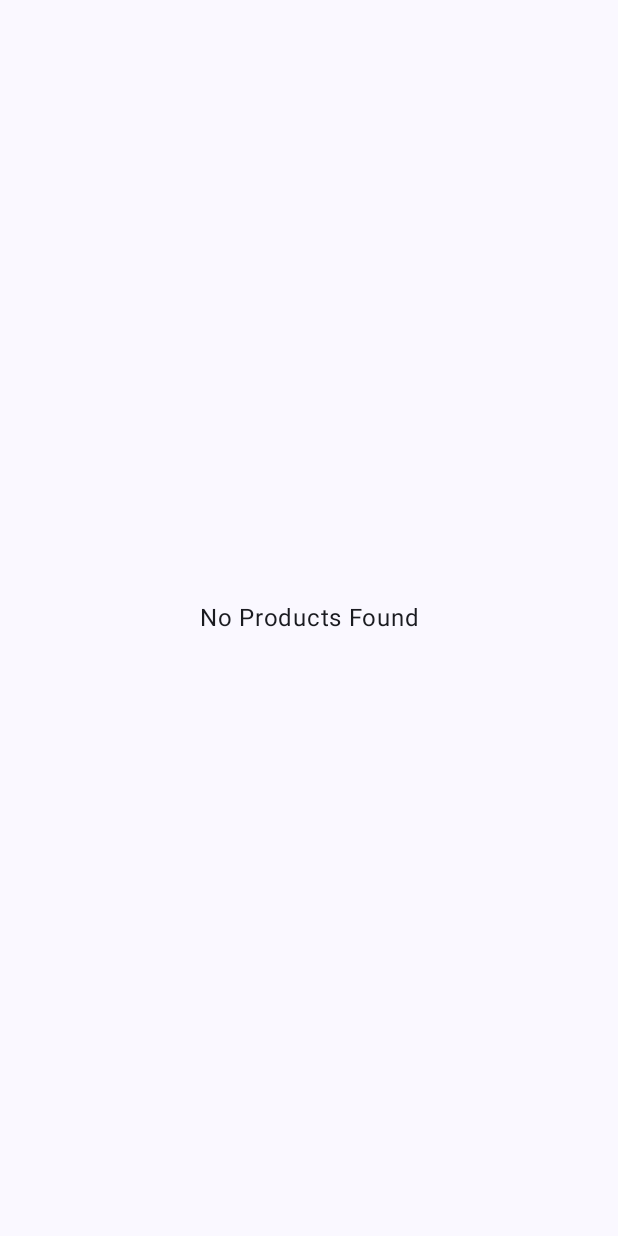
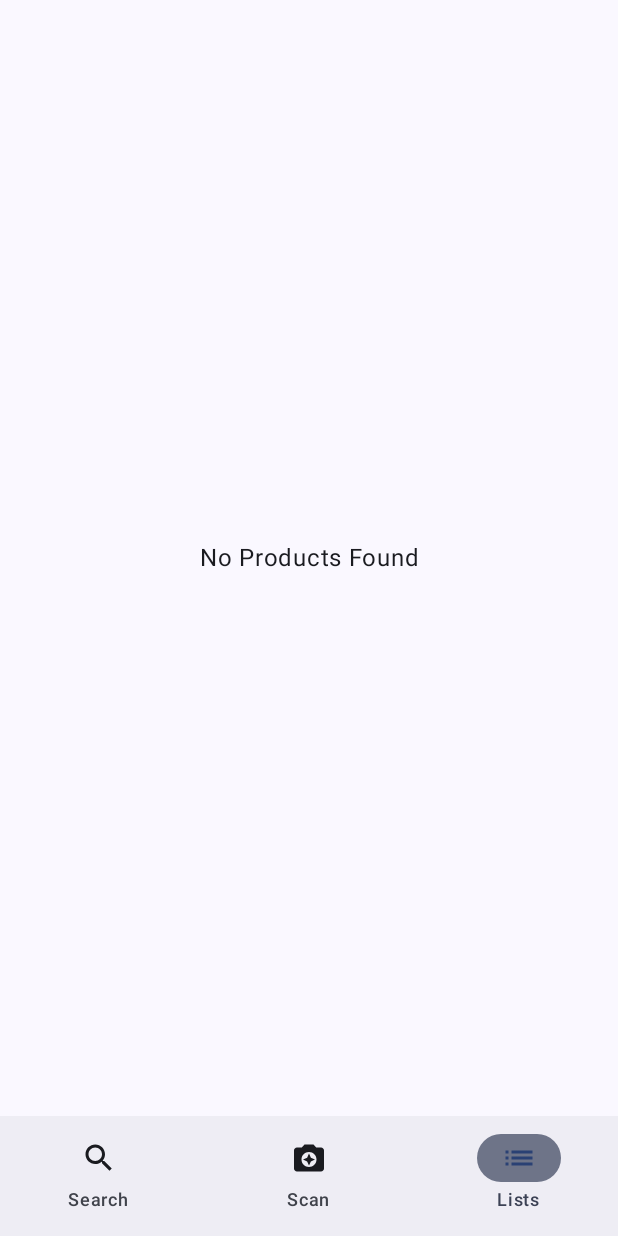
Before and after one commit to RaxitGamdha-R52G/Know-Your-Ingredients, an Android app built with Jetpack Compose: the screen it shows after launch (MainActivity), on a phone screen of 412 x 824 dp. Before the commit the screen is almost empty. Run offline under Robolectric (Android 15) with nearby library versions, the phone set to English and light mode, and no system bars.

Commit message:
feat: implement basic bottom navigation
This commit introduces a bottom navigation bar with three tabs: Search, Scan, and Lists.
It also refactors the navigation to use Jetpack Navigation Compose.

- **MainScreen.kt:**
    - Added a new `MainScreen` composable to host the bottom navigation and `NavHost`.
    - Implemented `Scaffold` with `NavigationBar` and `NavigationBarItem` for tab switching.
    - Configured `NavHost` with routes for Search, Scan, Lists, and Product Detail.
    - Handles navigation between `ProductListScreen` and `ProductDetailScreen`.
- **Navigation:**
    - Created `MainScreenDestination.kt` enum for navigation routes.
    - Created `NavItem.kt` data class to represent navigation items.
    - Removed `AdaptiveProductListDetailPane.kt` as its functionality is now handled by `MainScreen` and Jetpack Navigation.
- **Screens:**
    - Created placeholder `SearchScreen.kt` and `ScanScreen.kt`.
    - Modified `ProductDetailScreen.kt` to accept an `onBack` lambda and `innerPadding`.
    - Modified `ProductListScreen.kt` to accept `innerPadding` and `modifier`.
- **MainActivity.kt:**
    - Updated `setContent` to use the new `MainScreen`.
- **Resources:**
    - Added string resources for navigation labels.
    - Added vector drawables for navigation icons (`ic_lists.xml`, `ic_profile.xml`, `ic_scan.xml`).

```diff
--- a/app/src/main/java/com/kyi/knowyouringredients/MainActivity.kt
+++ b/app/src/main/java/com/kyi/knowyouringredients/MainActivity.kt
@@ -4,12 +4,7 @@ import android.os.Bundle
 import androidx.activity.ComponentActivity
 import androidx.activity.compose.setContent
 import androidx.activity.enableEdgeToEdge
-import androidx.compose.foundation.layout.fillMaxSize
-import androidx.compose.foundation.layout.padding
-import androidx.compose.material3.Scaffold
-import androidx.compose.runtime.Composable
-import androidx.compose.ui.Modifier
-import com.kyi.knowyouringredients.core.navigation.AdaptiveProductListDetailPane
+import com.kyi.knowyouringredients.core.navigation.MainScreen
 import com.kyi.knowyouringredients.ui.theme.KnowYourIngredientsTheme
 import org.koin.androidx.compose.KoinAndroidContext
 
@@ -26,11 +21,3 @@ class MainActivity : ComponentActivity() {
         }
     }
 }
-
-@Composable
-private fun MainScreen() {
-//    val navController = rememberNavController()
-    Scaffold(modifier = Modifier.fillMaxSize()) { innerPadding ->
-        AdaptiveProductListDetailPane(modifier = Modifier.padding(innerPadding))
-    }
-}
--- a/app/src/main/java/com/kyi/knowyouringredients/core/navigation/AdaptiveProductListDetailPane.kt
+++ /dev/null
@@ -1,100 +0,0 @@
-package com.kyi.knowyouringredients.core.navigation
-
-import android.content.Context
-import android.util.Log
-import android.widget.Toast
-import androidx.activity.compose.BackHandler
-import androidx.compose.material3.adaptive.ExperimentalMaterial3AdaptiveApi
-import androidx.compose.material3.adaptive.layout.ListDetailPaneScaffoldRole
-import androidx.compose.material3.adaptive.navigation.NavigableListDetailPaneScaffold
-import androidx.compose.material3.adaptive.navigation.rememberListDetailPaneScaffoldNavigator
-import androidx.compose.runtime.Composable
-import androidx.compose.runtime.getValue
-import androidx.compose.runtime.rememberCoroutineScope
-import androidx.compose.ui.Modifier
-import androidx.compose.ui.platform.LocalContext
-import androidx.lifecycle.compose.collectAsStateWithLifecycle
-import com.kyi.knowyouringredients.core.presentation.util.ObserveAsEvents
-import com.kyi.knowyouringredients.core.presentation.util.toString
-import com.kyi.knowyouringredients.ingredients.presentation.product_detail.ProductDetailScreen
-import com.kyi.knowyouringredients.ingredients.presentation.product_list.ProductListAction
-import com.kyi.knowyouringredients.ingredients.presentation.product_list.ProductListEvent
-import com.kyi.knowyouringredients.ingredients.presentation.product_list.ProductListScreen
-import com.kyi.knowyouringredients.ingredients.presentation.product_list.ProductListViewModel
-import kotlinx.coroutines.launch
-import org.koin.androidx.compose.koinViewModel
-
-@OptIn(ExperimentalMaterial3AdaptiveApi::class)
-@Composable
-fun AdaptiveProductListDetailPane(
-    modifier: Modifier,
-    viewModel: ProductListViewModel = koinViewModel()
-) {
-    // Log view model instance to check for multiple instances
-    Log.d("AdaptiveProductListDetailPane", "ViewModel instance: $viewModel")
-
-    val state by viewModel.state.collectAsStateWithLifecycle()
-    val context: Context = LocalContext.current
-    val navigator = rememberListDetailPaneScaffoldNavigator<Any>()
-    val coroutineScope = rememberCoroutineScope()
-
-    // Log state for debugging
-    Log.d(
-        "AdaptiveProductListDetailPane", "State: products=${state.products.size}, " +
-                "page=${state.page}, totalCount=${state.totalCount}, isLoading=${state.isLoading}"
-    )
-
-    // Handle system back button
-    BackHandler(
-        enabled = navigator.currentDestination?.pane == ListDetailPaneScaffoldRole.Detail,
-        onBack = {
-            viewModel.clearSelectedProduct()
-            coroutineScope.launch {
-                navigator.navigateTo(ListDetailPaneScaffoldRole.List)
-            }
-        }
-    )
-
-    ObserveAsEvents(events = viewModel.events) { event ->
-        when (event) {
-            is ProductListEvent.Error -> {
-                Toast.makeText(
-                    context,
-                    event.error.toString(context),
-                    Toast.LENGTH_LONG
-                ).show()
-            }
-        }
-    }
-
-    NavigableListDetailPaneScaffold(
-        navigator = navigator,
-        listPane = {
-            ProductListScreen(
-                state = state,
-                onAction = { action ->
-                    viewModel.onAction(action)
-                    when (action) {
-                        is ProductListAction.OnProductClicked -> {
-                            coroutineScope.launch {
-                                navigator.navigateTo(ListDetailPaneScaffoldRole.Detail)
-                            }
-                        }
-
-                        is ProductListAction.LoadMore -> {
-                            // Handled by ProductListScreen
-                        }
-
-                        is ProductListAction.Search -> TODO()
-                    }
-                }
-            )
-        },
-        detailPane = {
-            ProductDetailScreen(
-                state = state,
-            )
-        },
-        modifier = modifier,
-    )
-}
--- /dev/null
+++ b/app/src/main/java/com/kyi/knowyouringredients/core/navigation/MainScreen.kt
@@ -0,0 +1,178 @@
+package com.kyi.knowyouringredients.core.navigation
+
+import android.util.Log
+import androidx.compose.foundation.layout.fillMaxSize
+import androidx.compose.foundation.layout.padding
+import androidx.compose.foundation.layout.size
+import androidx.compose.material.icons.Icons
+import androidx.compose.material.icons.automirrored.filled.List
+import androidx.compose.material.icons.filled.CameraEnhance
+import androidx.compose.material.icons.filled.Search
+import androidx.compose.material3.Icon
+import androidx.compose.material3.MaterialTheme
+import androidx.compose.material3.NavigationBar
+import androidx.compose.material3.NavigationBarItem
+import androidx.compose.material3.Scaffold
+import androidx.compose.material3.Text
+import androidx.compose.runtime.Composable
+import androidx.compose.runtime.getValue
+import androidx.compose.runtime.mutableIntStateOf
+import androidx.compose.runtime.remember
+import androidx.compose.runtime.setValue
+import androidx.compose.ui.Modifier
+import androidx.compose.ui.res.stringResource
+import androidx.compose.ui.tooling.preview.Preview
+import androidx.compose.ui.unit.dp
+import androidx.lifecycle.compose.collectAsStateWithLifecycle
+import androidx.navigation.NavHostController
+import androidx.navigation.compose.NavHost
+import androidx.navigation.compose.composable
+import androidx.navigation.compose.currentBackStackEntryAsState
+import androidx.navigation.compose.rememberNavController
+import com.kyi.knowyouringredients.R
+import com.kyi.knowyouringredients.core.navigation.MainScreenDestination.Lists
+import com.kyi.knowyouringredients.core.navigation.MainScreenDestination.Scan
+import com.kyi.knowyouringredients.core.navigation.MainScreenDestination.Search
+import com.kyi.knowyouringredients.core.navigation.models.NavItem
+import com.kyi.knowyouringredients.ingredients.presentation.product_detail.ProductDetailScreen
+import com.kyi.knowyouringredients.ingredients.presentation.product_list.ProductListAction
+import com.kyi.knowyouringredients.ingredients.presentation.product_list.ProductListScreen
+import com.kyi.knowyouringredients.ingredients.presentation.product_list.ProductListViewModel
+import com.kyi.knowyouringredients.ingredients.presentation.scan.ScanScreen
+import com.kyi.knowyouringredients.ingredients.presentation.search.SearchScreen
+import com.kyi.knowyouringredients.ui.theme.KnowYourIngredientsTheme
+import org.koin.androidx.compose.koinViewModel
+
+@Composable
+fun MainScreen(
+    modifier: Modifier = Modifier,
+    navController: NavHostController = rememberNavController(),
+    viewModel: ProductListViewModel = koinViewModel(),
+) {
+    // State for selected navigation item
+    var selectedItem by remember { mutableIntStateOf(2) } // Default to Lists
+
+    // Define navigation items
+    val navItems = listOf(
+        NavItem(
+            destination = Search,
+            label = stringResource(id = R.string.nav_search),
+            icon = Icons.Default.Search
+        ),
+        NavItem(
+            destination = Scan,
+            label = stringResource(id = R.string.nav_scan),
+            icon = Icons.Default.CameraEnhance // Reusing Search icon as placeholder
+        ),
+        NavItem(
+            destination = Lists,
+            label = stringResource(id = R.string.nav_lists),
+            icon = Icons.AutoMirrored.Filled.List
+        )
+    )
+
+    // Track current back stack entry to sync bottom bar
+    val currentBackStackEntry by navController.currentBackStackEntryAsState()
+    val currentRoute = currentBackStackEntry?.destination?.route
+
+    // Update selectedItem based on current route
+    selectedItem = navItems.indexOfFirst { it.destination.route == currentRoute }
+        .takeIf { it >= 0 } ?: selectedItem
+
+    Scaffold(
+        bottomBar = {
+            NavigationBar {
+                navItems.forEachIndexed { index, item ->
+                    NavigationBarItem(
+                        selected = selectedItem == index,
+                        onClick = {
+                            selectedItem = index
+                            Log.d("MainScreen", "Selected nav item: ${item.label}")
+                            navController.navigate(item.destination.route) {
+                                // Pop up to the start destination to avoid stacking
+                                popUpTo(navController.graph.startDestinationId) {
+                                    saveState = true
+                                }
+                                // Avoid multiple instances of the same destination
+                                launchSingleTop = true
+                                // Restore state when reselecting
+                                restoreState = true
+                            }
+                        },
+                        icon = {
+                            Icon(
+                                imageVector = item.icon,
+                                contentDescription = item.label,
+                                tint = if (selectedItem == index) MaterialTheme.colorScheme.primary
+                                else MaterialTheme.colorScheme.onBackground,
+                                modifier = Modifier.size(24.dp)
+                            )
+                        },
+                        label = { Text(item.label) }
+                    )
+                }
+            }
+        },
+        modifier = modifier.fillMaxSize()
+    ) { innerPadding ->
+        NavHost(
+            navController = navController,
+            startDestination = Lists.route,
+            modifier = Modifier.padding(innerPadding)
+        ) {
+            composable(Search.route) {
+                SearchScreen()
+            }
+            composable(Scan.route) {
+                ScanScreen()
+            }
+            composable(Lists.route) {
+                ProductListScreen(
+                    state = viewModel.state.collectAsStateWithLifecycle().value,
+                    onAction = { action ->
+                        viewModel.onAction(action)
+                        when (action) {
+                            is ProductListAction.OnProductClicked -> {
+                                Log.d(
+                                    "MainScreen",
+                                    "Product clicked: ${action.productUI.productName}"
+                                )
+                                navController.navigate("product_detail/${action.productUI.code}")
+                            }
+
+                            is ProductListAction.LoadMore -> {
+                                // Handled by ProductListScreen
+                            }
+
+                            is ProductListAction.Search -> {
+                                // TODO: Implement search later
+                            }
+                        }
+                    }
+                )
+            }
+            composable("product_detail/{code}") { backStackEntry ->
+                val code = backStackEntry.arguments?.getString("code") ?: ""
+                ProductDetailScreen(
+                    state = viewModel.state.collectAsStateWithLifecycle().value,
+                    onBack = {
+                        viewModel.clearSelectedProduct()
+                        navController.popBackStack()
+                    }
+                )
+            }
+        }
+    }
+}
+
+// Navigation destinations
+
+
+// Preview with theme
+@Preview(showBackground = true)
+@Composable
+fun MainScreenPreview() {
+    KnowYourIngredientsTheme {
+        MainScreen()
+    }
+}
--- /dev/null
+++ b/app/src/main/java/com/kyi/knowyouringredients/core/navigation/MainScreenDestination.kt
@@ -0,0 +1,7 @@
+package com.kyi.knowyouringredients.core.navigation
+
+enum class MainScreenDestination(val route: String) {
+    Search("search"),
+    Scan("scan"),
+    Lists("lists")
+}
--- /dev/null
+++ b/app/src/main/java/com/kyi/knowyouringredients/core/navigation/models/NavItem.kt
@@ -0,0 +1,11 @@
+package com.kyi.knowyouringredients.core.navigation.models
+
+import androidx.compose.ui.graphics.vector.ImageVector
+import com.kyi.knowyouringredients.core.navigation.MainScreenDestination
+
+// Data class for navigation items
+data class NavItem(
+    val destination: MainScreenDestination,
+    val label: String,
+    val icon: ImageVector
+)
--- a/app/src/main/java/com/kyi/knowyouringredients/ingredients/presentation/product_list/ProductListScreen.kt
+++ b/app/src/main/java/com/kyi/knowyouringredients/ingredients/presentation/product_list/ProductListScreen.kt
@@ -35,7 +35,9 @@ import kotlin.time.Duration.Companion.milliseconds
 @Composable
 fun ProductListScreen(
     state: ProductListState,
-    onAction: (ProductListAction) -> Unit
+    onAction: (ProductListAction) -> Unit,
+    innerPadding: PaddingValues = PaddingValues(0.dp),
+    modifier: Modifier = Modifier
 ) {
     val listState = rememberLazyListState()
     val currentState by rememberUpdatedState(state)
@@ -73,14 +75,18 @@ fun ProductListScreen(
 
     if (state.isLoading && state.products.isEmpty()) {
         Box(
-            modifier = Modifier.fillMaxSize(),
+            modifier = modifier
+                .fillMaxSize()
+                .padding(innerPadding),
             contentAlignment = Alignment.Center
         ) {
             CircularProgressIndicator()
         }
     } else if (state.products.isEmpty()) {
         Box(
-            modifier = Modifier.fillMaxSize(),
+            modifier = modifier
+                .fillMaxSize()
+                .padding(innerPadding),
             contentAlignment = Alignment.Center
         ) {
             Text(
@@ -91,7 +97,9 @@ fun ProductListScreen(
         }
     } else {
         Column(
-            modifier = Modifier.fillMaxSize()
+            modifier = modifier
+                .fillMaxSize()
+                .padding(innerPadding)
         ) {
             LazyColumn(
                 state = listState,
--- /dev/null
+++ b/app/src/main/res/drawable/ic_lists.xml
@@ -0,0 +1,5 @@
+<vector xmlns:android="http://schemas.android.com/apk/res/android" android:autoMirrored="true" android:height="24dp" android:tint="#000000" android:viewportHeight="960" android:viewportWidth="960" android:width="24dp">
+
+    <path android:fillColor="@android:color/white" android:pathData="M280,680L560,680L560,600L280,600L280,680ZM280,520L680,520L680,440L280,440L280,520ZM280,360L680,360L680,280L280,280L280,360ZM200,840Q167,840 143.5,816.5Q120,793 120,760L120,200Q120,167 143.5,143.5Q167,120 200,120L760,120Q793,120 816.5,143.5Q840,167 840,200L840,760Q840,793 816.5,816.5Q793,840 760,840L200,840ZM200,760L760,760Q760,760 760,760Q760,760 760,760L760,200Q760,200 760,200Q760,200 760,200L200,200Q200,200 200,200Q200,200 200,200L200,760Q200,760 200,760Q200,760 200,760ZM200,200L200,200Q200,200 200,200Q200,200 200,200L200,760Q200,760 200,760Q200,760 200,760L200,760Q200,760 200,760Q200,760 200,760L200,200Q200,200 200,200Q200,200 200,200Z"/>
+
+</vector>
--- /dev/null
+++ b/app/src/main/res/drawable/ic_profile.xml
@@ -0,0 +1,5 @@
+<vector xmlns:android="http://schemas.android.com/apk/res/android" android:height="24dp" android:tint="#000000" android:viewportHeight="24" android:viewportWidth="24" android:width="24dp">
+
+    <path android:fillColor="@android:color/white" android:pathData="M11.99,2c-5.52,0 -10,4.48 -10,10s4.48,10 10,10 10,-4.48 10,-10 -4.48,-10 -10,-10zM15.6,8.34c1.07,0 1.93,0.86 1.93,1.93 0,1.07 -0.86,1.93 -1.93,1.93 -1.07,0 -1.93,-0.86 -1.93,-1.93 -0.01,-1.07 0.86,-1.93 1.93,-1.93zM9.6,6.76c1.3,0 2.36,1.06 2.36,2.36 0,1.3 -1.06,2.36 -2.36,2.36s-2.36,-1.06 -2.36,-2.36c0,-1.31 1.05,-2.36 2.36,-2.36zM9.6,15.89v3.75c-2.4,-0.75 -4.3,-2.6 -5.14,-4.96 1.05,-1.12 3.67,-1.69 5.14,-1.69 0.53,0 1.2,0.08 1.9,0.22 -1.64,0.87 -1.9,2.02 -1.9,2.68zM11.99,20c-0.27,0 -0.53,-0.01 -0.79,-0.04v-4.07c0,-1.42 2.94,-2.13 4.4,-2.13 1.07,0 2.92,0.39 3.84,1.15 -1.17,2.97 -4.06,5.09 -7.45,5.09z"/>
+
+</vector>
--- /dev/null
+++ b/app/src/main/res/drawable/ic_scan.xml
@@ -0,0 +1,5 @@
+<vector xmlns:android="http://schemas.android.com/apk/res/android" android:height="24dp" android:tint="#000000" android:viewportHeight="960" android:viewportWidth="960" android:width="24dp">
+
+    <path android:fillColor="@android:color/white" android:pathData="M40,840L40,640L120,640L120,760L240,760L240,840L40,840ZM720,840L720,760L840,760L840,640L920,640L920,840L720,840ZM160,720L160,240L240,240L240,720L160,720ZM280,720L280,240L320,240L320,720L280,720ZM400,720L400,240L480,240L480,720L400,720ZM520,720L520,240L640,240L640,720L520,720ZM680,720L680,240L720,240L720,720L680,720ZM760,720L760,240L800,240L800,720L760,720ZM40,320L40,120L240,120L240,200L120,200L120,320L40,320ZM840,320L840,200L720,200L720,120L920,120L920,320L840,320Z"/>
+
+</vector>
--- a/app/src/main/res/values/strings.xml
+++ b/app/src/main/res/values/strings.xml
@@ -12,5 +12,10 @@
     <string name="unknown_error">Something went wrong. Please try again later.</string>
     <string name="invalid_url">Invalid URL provided</string>
     <string name="load_more">Load More</string>
-    <string name="no_products_found">No Products Found</string> <!-- Added -->
+    <string name="no_products_found">No Products Found</string>
+    <string name="nav_profile">Profile</string>
+    <string name="nav_scan">Scan</string>
+    <string name="nav_lists">Lists</string>
+    <string name="no_product_selected">No Product Selected</string>
+    <string name="nav_search">Search</string>
 </resources>
```
Also changed, not shown: app/src/main/java/com/kyi/knowyouringredients/ingredients/presentation/product_detail/ProductDetailScreen.kt (+31 -22 lines), app/src/main/java/com/kyi/knowyouringredients/ingredients/presentation/scan/ScanScreen.kt (added, +30 -0 lines), app/src/main/java/com/kyi/knowyouringredients/ingredients/presentation/search/SearchScreen.kt (added, +30 -0 lines).
